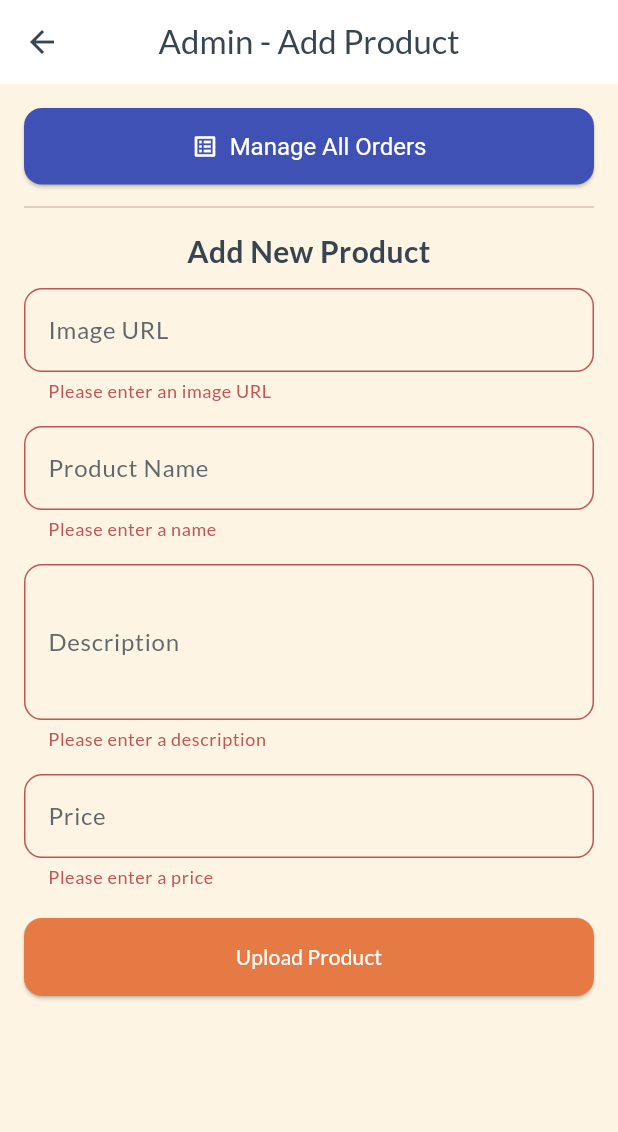
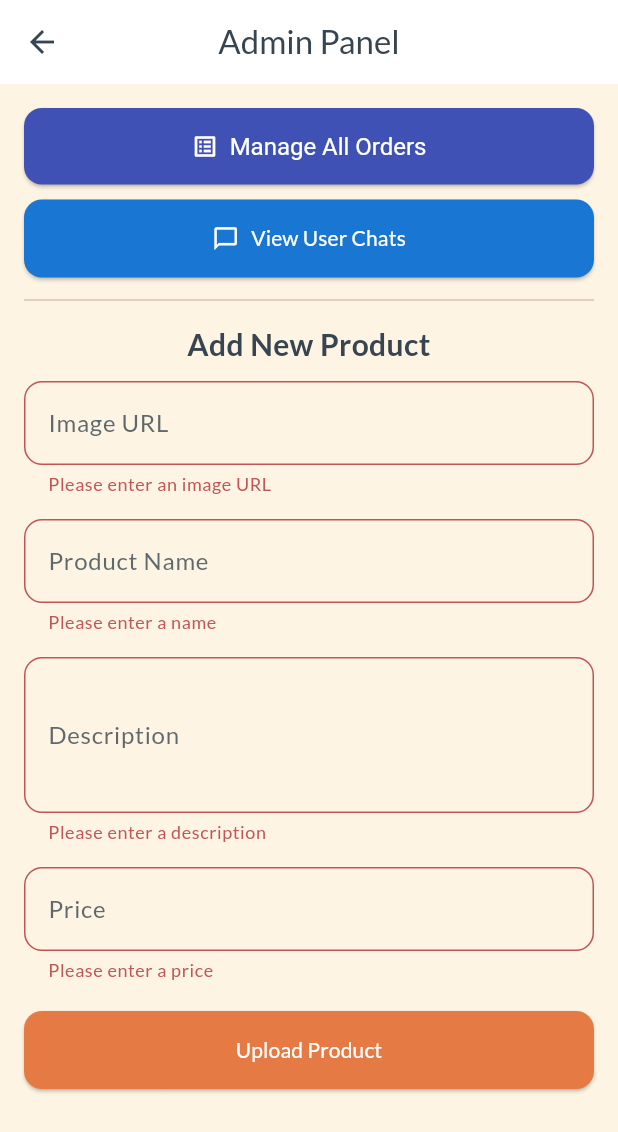
Before and after one commit to Stickybug15/BMCFinalProjectFinalProject, a Flutter app: the AdminPanelScreen screen opened directly, after a tap on "Upload Product", on a phone screen of 412 x 824 dp. Shown: the top 1132 px of the screen. Run offline on Flutter 3.47's test engine with Material 3 defaults, Android fonts, the phone set to English and light mode, and no system bars; our stand-ins replace cloud_firestore, firebase_auth, firebase_core, flutter_native_splash, google_fonts; accounts and stored records are empty.

```diff
--- a/lib/screens/admin_panel_screen.dart
+++ b/lib/screens/admin_panel_screen.dart
@@ -1,6 +1,7 @@
+import 'package:ecommerce_app/screens/admin_chat_list_screen.dart';
 import 'package:flutter/material.dart';
 import 'package:cloud_firestore/cloud_firestore.dart';
-import 'package:ecommerce_app/screens/admin_order_screen.dart'; // 1. ADD THIS
+import 'package:ecommerce_app/screens/admin_order_screen.dart';
 
 class AdminPanelScreen extends StatefulWidget {
   const AdminPanelScreen({super.key});
@@ -10,22 +11,17 @@ class AdminPanelScreen extends StatefulWidget {
 }
 
 class _AdminPanelScreenState extends State<AdminPanelScreen> {
-  // 1. A key to validate our Form
   final _formKey = GlobalKey<FormState>();
 
-  // 2. Controllers for each text field
   final _nameController = TextEditingController();
   final _descriptionController = TextEditingController();
   final _priceController = TextEditingController();
-  final _imageUrlController = TextEditingController(); // For the image link
+  final _imageUrlController = TextEditingController();
 
-  // 3. A variable to show a loading spinner
   bool _isLoading = false;
 
-  // 4. An instance of Firestore to save data
   final FirebaseFirestore _firestore = FirebaseFirestore.instance;
 
-  // 5. Clean up the controllers
   @override
   void dispose() {
     _nameController.dispose();
@@ -35,50 +31,40 @@ class _AdminPanelScreenState extends State<AdminPanelScreen> {
     super.dispose();
   }
 
-  // The upload logic will go here next...
   Future<void> _uploadProduct() async {
-    // 1. First, check if all form fields are valid
     if (!_formKey.currentState!.validate()) {
-      return; // If not, do nothing
+      return;
     }
 
-    // 2. Show the loading spinner
     setState(() {
       _isLoading = true;
     });
 
     try {
-      // 3. Get the text from our URL controller
       String imageUrl = _imageUrlController.text.trim();
 
-      // 4. Add the data to a new 'products' collection
       await _firestore.collection('products').add({
         'name': _nameController.text.trim(),
         'description': _descriptionController.text.trim(),
-        // 5. Try to parse the price text as a number
         'price': double.tryParse(_priceController.text.trim()) ?? 0.0,
-        'imageUrl': imageUrl, // 6. Save the URL string
+        'imageUrl': imageUrl,
         'createdAt': FieldValue.serverTimestamp(),
       });
 
-      // 7. If successful, show a confirmation message
       ScaffoldMessenger.of(context).showSnackBar(
         const SnackBar(content: Text('Product uploaded successfully!')),
       );
 
-      // 8. Clear all the text fields
       _formKey.currentState!.reset();
       _nameController.clear();
       _descriptionController.clear();
       _priceController.clear();
       _imageUrlController.clear();
     } catch (e) {
-      // 9. If something went wrong, show an error
       ScaffoldMessenger.of(
         context,
       ).showSnackBar(SnackBar(content: Text('Failed to upload product: $e')));
     } finally {
-      // 10. ALWAYS hide the loading spinner
       if (mounted) {
         setState(() {
           _isLoading = false;
@@ -90,29 +76,23 @@ class _AdminPanelScreenState extends State<AdminPanelScreen> {
   @override
   Widget build(BuildContext context) {
     return Scaffold(
-      appBar: AppBar(title: const Text('Admin - Add Product')),
-      // 1. Lets the user scroll if the keyboard covers the fields
+      appBar: AppBar(title: const Text('Admin Panel')),
       body: SingleChildScrollView(
         child: Padding(
           padding: const EdgeInsets.all(16.0),
-          // 2. The Form widget that holds our fields
-          child: Form(
-            key: _formKey, // 3. Link the form to our key
           child: Column(
             crossAxisAlignment: CrossAxisAlignment.stretch,
             children: [
-                // 3. --- ADD THIS NEW BUTTON ---
               ElevatedButton.icon(
                 icon: const Icon(Icons.list_alt),
                 label: const Text('Manage All Orders'),
                 style: ElevatedButton.styleFrom(
-                    backgroundColor: Colors.indigo, // A different color
+                  backgroundColor: Colors.indigo,
                   foregroundColor: Colors.white,
                   padding: const EdgeInsets.symmetric(vertical: 16),
                   textStyle: const TextStyle(fontSize: 16),
                 ),
                 onPressed: () {
-                    // 4. Navigate to our new screen
                   Navigator.of(context).push(
                     MaterialPageRoute(
                       builder: (context) => const AdminOrderScreen(),
@@ -120,18 +100,33 @@ class _AdminPanelScreenState extends State<AdminPanelScreen> {
                   );
                 },
               ),
-
-                // 5. A divider to separate it
+              const SizedBox(height: 10),
+              ElevatedButton.icon(
+                icon: const Icon(Icons.chat_bubble_outline),
+                label: const Text('View User Chats'),
+                style: ElevatedButton.styleFrom(
+                  backgroundColor: Colors.blue[700],
+                ),
+                onPressed: () {
+                  Navigator.of(context).push(
+                    MaterialPageRoute(
+                      builder: (context) => const AdminChatListScreen(),
+                    ),
+                  );
+                },
+              ),
               const Divider(height: 30, thickness: 1),
-
               const Text(
                 'Add New Product',
                 style: TextStyle(fontSize: 20, fontWeight: FontWeight.bold),
                 textAlign: TextAlign.center,
               ),
               const SizedBox(height: 10),
-
-                // 4. The "Image URL" text field
+              Form(
+                key: _formKey,
+                child: Column(
+                  crossAxisAlignment: CrossAxisAlignment.stretch,
+                  children: [
                     TextFormField(
                       controller: _imageUrlController,
                       decoration: const InputDecoration(labelText: 'Image URL'),
@@ -147,8 +142,6 @@ class _AdminPanelScreenState extends State<AdminPanelScreen> {
                       },
                     ),
                     const SizedBox(height: 16),
-
-                // 5. The "Product Name" text field
                     TextFormField(
                       controller: _nameController,
                       decoration: const InputDecoration(labelText: 'Product Name'),
@@ -156,22 +149,18 @@ class _AdminPanelScreenState extends State<AdminPanelScreen> {
                           value!.isEmpty ? 'Please enter a name' : null,
                     ),
                     const SizedBox(height: 16),
-
-                // 6. The "Description" text field
                     TextFormField(
                       controller: _descriptionController,
                       decoration: const InputDecoration(labelText: 'Description'),
-                  maxLines: 3, // Makes the field taller
+                      maxLines: 3,
                       validator: (value) =>
                           value!.isEmpty ? 'Please enter a description' : null,
                     ),
                     const SizedBox(height: 16),
-
-                // 7. The "Price" text field
                     TextFormField(
                       controller: _priceController,
                       decoration: const InputDecoration(labelText: 'Price'),
-                  keyboardType: TextInputType.number, // Shows number keyboard
+                      keyboardType: TextInputType.number,
                       validator: (value) {
                         if (value == null || value.isEmpty) {
                           return 'Please enter a price';
@@ -183,15 +172,11 @@ class _AdminPanelScreenState extends State<AdminPanelScreen> {
                       },
                     ),
                     const SizedBox(height: 20),
-
-                // 8. The "Upload" Button
                     ElevatedButton(
                       style: ElevatedButton.styleFrom(
                         padding: const EdgeInsets.symmetric(vertical: 16),
                       ),
-                  // 9. If loading, disable the button
                       onPressed: _isLoading ? null : _uploadProduct,
-                  // 10. If loading, show spinner, else show text
                       child: _isLoading
                           ? const CircularProgressIndicator()
                           : const Text('Upload Product'),
@@ -199,6 +184,8 @@ class _AdminPanelScreenState extends State<AdminPanelScreen> {
                   ],
                 ),
               ),
+            ],
+          ),
         ),
       ),
     );
```
Also changed, not shown: lib/screens/admin_chat_list_screen.dart (+3 -135 lines). Lines whose indentation alone changed are shown as unchanged.
